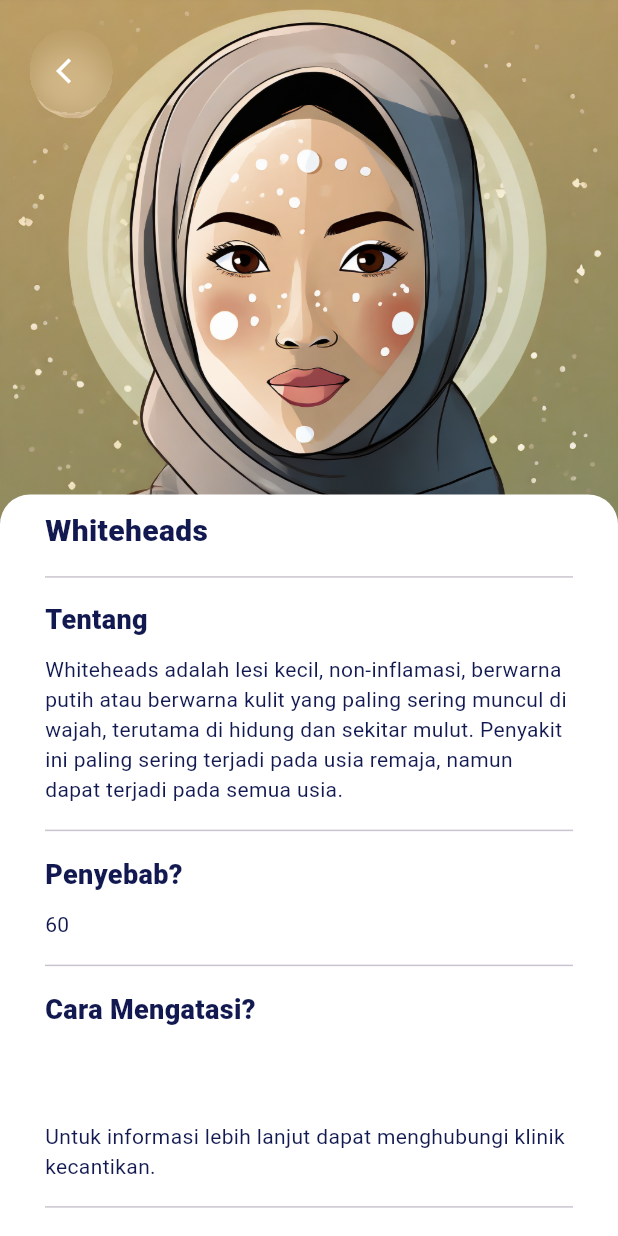
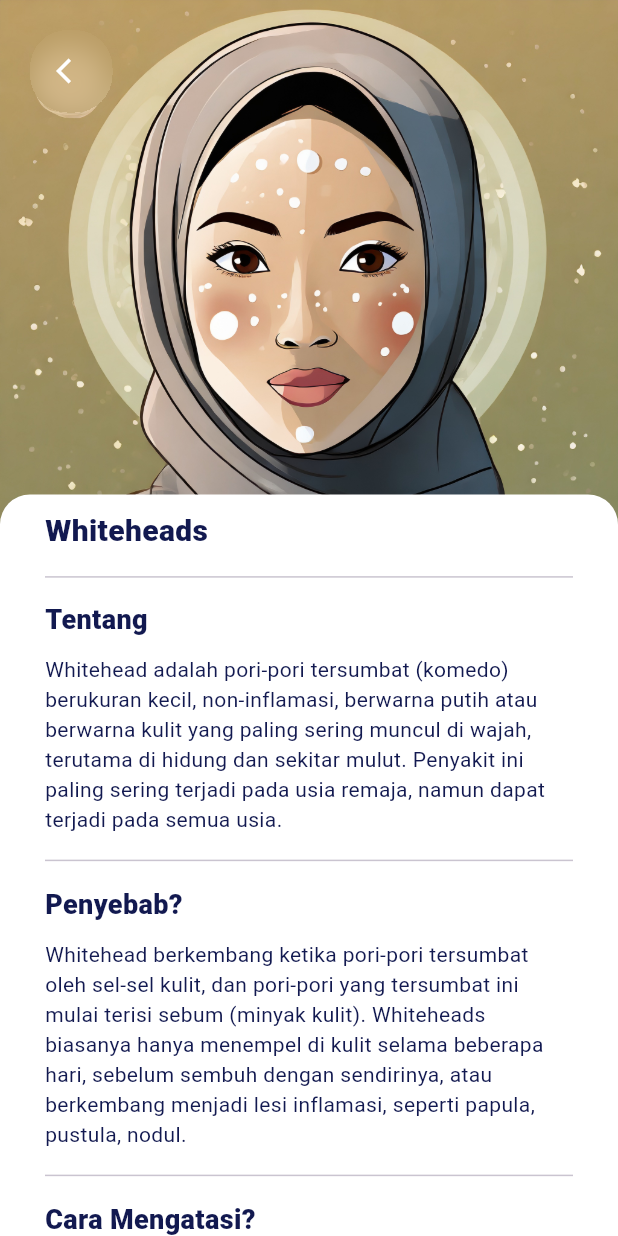
Before and after one commit to Pujidhiyanabila/acne_detection, a Flutter app: the CategoryScreen screen opened by its route, after a tap on "Whiteheads", on a phone screen of 412 x 824 dp. Run offline on Flutter 3.47's test engine with Material 3 defaults, Android fonts, the phone set to English and light mode, and no system bars; our stand-ins replace camera, curved_navigation_bar, image_picker; Roboto replaces fonts that are missing (avenir).

Commit message:
PenjelasanTentangJerawat

```diff
--- a/acne_detection/lib/ViewModel/Category_View_Model.dart
+++ b/acne_detection/lib/ViewModel/Category_View_Model.dart
@@ -18,19 +18,19 @@ class CategoryViewModel with ChangeNotifier {
       id: 1,
       name: 'Blackheads',
       img: 'Assets/Images/Blackheads.jpg',
-      about: 'Blackheads adalah pori-pori tersumbat kecil, tidak inflamasi , berwarna hitam atau coklat yang paling sering muncul di wajah.',
+      about: 'Blackhead adalah pori-pori tersumbat kecil, non-inflamasi , berwarna hitam atau coklat yang paling sering muncul di wajah.',
       reason: 'Penyakit ini berkembang ketika pori-pori tersumbat sebagian dan mulai terisi minyak kulit. Karena pori-pori yang tersumbat hanya sebagian, oksigen dari udara merembes masuk dan bereaksi dengan melanin pada pori-pori yang tersumbat, inilah yang menyebabkan warna hitam atau coklat yang kita lihat pada komedo.',
-      overcome: 'Cara terbaik menangani komedo adalah dengan mencegahnya terlebih dahulu dengan cara yang tepat . Setelah Anda memilikinya, komedo akan sulit dihilangkan, dan metode manual apa pun yang Anda gunakan untuk menghilangkannya, seperti strip Biore atau ekstraksi komedo manual di kantor ahli kecantikan.',
-      info: 'acne.org',
+      overcome: 'Mengatasi Blackhead adalah dengan menggunakan senyawa asam salisilat karena bahan tersebut membantu menghilangkan lapisan atas kulit yang rusak, melakukan eksfoliasi secara rutin sebanyak dua sampai tiga kali dalam satu minggu untuk membantu mengangkat sel kulit mati dari permukaan kulit wajah, menggunakan masker wajah, melakukan chemical peeling, menjaga kulit tetap lembap dan terhidrasi, melakukan Perawatan ke Profesional.',
+      info: 'acne.org & halodoc',
     ),
     CategoryModel(
       id: 2,
       name: 'Whiteheads',
       img: 'Assets/Images/Whiteheads.jpg',
-      about: 'Whiteheads adalah lesi kecil, non-inflamasi, berwarna putih atau berwarna kulit yang paling sering muncul di wajah, terutama di hidung dan sekitar mulut. Penyakit ini paling sering terjadi pada usia remaja, namun dapat terjadi pada semua usia.',
-      reason: '60',
-      overcome: '',
-      info: 'acne.org',
+      about: 'Whitehead adalah pori-pori tersumbat (komedo) berukuran kecil, non-inflamasi, berwarna putih atau berwarna kulit yang paling sering muncul di wajah, terutama di hidung dan sekitar mulut. Penyakit ini paling sering terjadi pada usia remaja, namun dapat terjadi pada semua usia.',
+      reason: 'Whitehead berkembang ketika pori-pori tersumbat oleh sel-sel kulit, dan pori-pori yang tersumbat ini mulai terisi sebum (minyak kulit). Whiteheads biasanya hanya menempel di kulit selama beberapa hari, sebelum sembuh dengan sendirinya, atau berkembang menjadi lesi inflamasi, seperti papula, pustula, nodul.',
+      overcome: 'Mengatasi whitehead adalah dengan menggunakan senyawa asam salisilat karena bahan tersebut membantu menghilangkan lapisan atas kulit yang rusak, menggunakan asam azelaic karena dapat membersihkan pori-pori dari bakteri yang mungkin menyebabkan iritasi atau berjerawat lalu dapat mendorong regenerasi sel sehingga kulit sembuh lebih cepat sehingga risiko bekas komedo dapat berkurang, mengatasi whitehead dengan pengelupasan kimiawi (chemical peeling) dengan melibatkan larutan kimia ringan untuk menghilangkan lapisan kulit dan mengurangi whitehead, memaparkan kulit wajah ke uap hangat dapat mendorong pori-pori tersumbat jadi terbuka, mengatasi whitehead oatmeal scrub, penggunaan obat resep dokter spesialis kulit, melakukan prosedur medis.',
+      info: 'acne.org & halodoc',
     ),
     CategoryModel(
       id: 3,
@@ -38,8 +38,8 @@ class CategoryViewModel with ChangeNotifier {
       img: 'Assets/Images/Papules.jpg',
       about: 'Papules adalah lesi jerawat yang relatif kecil (kurang dari 5 mm), berwarna merah, dan sedikit meninggi yang biasanya muncul di wajah, leher, dada, punggung, bahu, dan lengan atas. Setelah beberapa hari, papules biasanya berisi nanah dan membentuk bagian tengah berwarna putih atau kuning, yang kemudian disebut pustules, yang dapat pecah.',
       reason: 'Papules terjadi ketika pori-pori tersumbat, dan minyak kulit yang biasanya mengalir ke permukaan terperangkap di dalamnya. Bakteri jerawat kemudian tumbuh di dalam minyak kulit yang terperangkap, dan lesi menjadi merah, nyeri, dan menonjol yang disebut papules.',
-      overcome: 'Jangan Pernah Mencoba Meletuskan Papules: Tunggu hingga papula berisi nanah dan bagian tengahnya berwarna putih atau kuning sebelum mencoba meletuskannya.',
-      info: 'acne.org',
+      overcome: 'Jangan pernah mencoba meletuskan papules, tunggu hingga papula berisi nanah dan bagian tengahnya berwarna putih atau kuning sebelum mencoba meletuskannya, konsultasi dengan dokter spesialis kulit, carilah kandungan skincare yang ada zat sulfur, benzoil peroksida dan asam salisilat.',
+      info: 'acne.org & halodoc',
     ),
     CategoryModel(
       id: 4,
@@ -47,26 +47,26 @@ class CategoryViewModel with ChangeNotifier {
       img: 'Assets/Images/Pustules.jpg',
       about: 'Pustules adalah apa yang biasa disebut orang sebagai “jerawat”. Bentuknya relatif kecil (kurang dari 5 mm), meradang (merah), lesi jerawat menonjol dengan bagian tengah berwarna putih atau kuning yang terletak terutama di wajah, leher, punggung, bahu, dan lengan atas.',
       reason: 'Penyakit ini berkembang ketika pori-pori tersumbat, dan minyak kulit yang biasanya mengalir ke permukaan menjadi terperangkap. Bakteri kemudian tumbuh di dalam minyak kulit yang terperangkap, dan lesi menjadi lesi merah, nyeri, dan menonjol yang disebut papules. Bila papula berisi nanah dan menjadi kepala berwarna putih atau kuning, maka disebut pustules. Jika tidak disentuh, pustules akan tetap berada di kulit selama beberapa hari, setelah itu kepala pustula akan pecah dan mengeluarkan nanah ke permukaan kulit atau tubuh menyerap nanah tersebut.',
-      overcome: '',
-      info: 'acne.org',
+      overcome: 'Jerawat pustules biasanya bisa sembuh dengan sendirinya jika dibiarkan, namun jika menggangu maka lakukan perawatan topikal, terapi fotodinamik, konsultasi dengan dokter spesialis kulit.',
+      info: 'acne.org & halodoc',
     ),
     CategoryModel(
       id: 5,
       name: 'Nodules',
       img: 'Assets/Images/Nodules.jpg',
       about: 'Nodules adalah jerawat berukuran besar (diameter lebih dari 5 mm), berwarna merah, benjolan nyeri yang terbentuk setelah pori kulit pecah dan mengeluarkan isinya jauh ke dalam kulit. Jerawat ini merupakan lesi fibrosa yang tidak mengandung nanah dan merupakan bagian dari jenis jerawat parah yang disebut jerawat “nodulokistik”, sering kali hanya disebut sebagai “ jerawat kistik ”.',
-      reason: '',
-      overcome: 'Jangan Mencoba Meletus! Memunculkan nodul tidak ada gunanya karena padat. Mencoba memecahkan bintil dapat merusak kulit, menyebabkan lebih banyak peradangan dan jaringan parut. Jangan pernah mencoba memecahkan bintil.',
-      info: 'acne.org',
+      reason: 'Nodules terbentuk ketika dinding pori hancur total. Penghancuran total dinding pori-pori menyebabkan pelepasan isi pori-pori ke area kulit yang lebih dalam. Karena parahnya pecahnya, tubuh merespons dengan peradangan dalam jumlah besar, yang menyebabkan terbentuknya bintil besar.',
+      overcome: 'Jangan mencoba meletus! memunculkan nodul tidak ada gunanya karena padat. Mencoba memecahkan bintil dapat merusak kulit, menyebabkan lebih banyak peradangan dan jaringan parut. Pilihan pengobatan: Benzoil peroksida, Isotretinoin, Antibiotik oral, Suntikan kortison, Krioterapi, Terapi fotodinamik, dan Perawatan hormonal.',
+      info: 'acne.org & halodoc',
     ),
     CategoryModel(
       id: 5,
       name: 'Dark Spot',
       img: 'Assets/Images/BukanJerawat.jpg',
-      about: 'Dart Spot adalah bekas jerawat, luka atau dll. Dark Spot bukan merupakan jerawat',
-      reason: '',
-      overcome: '',
-      info: '',
+      about: 'Dart Spot adalah bekas jerawat, luka atau dll, dark spot bukan merupakan jerawat.',
+      reason: 'Bekas jerawat biasanya terjadi ketika ada jaringan kulit yang hilang saat jerawat pecah, bekas jerawat pada akhirnya akan membaik. Perubahan warna dan bekas luka bopeng dapat diperbaiki seiring waktu dengan teknik perawatan kulit yang tepat.',
+      overcome: 'Menghilangkan bekas jerawat dengan berbagai bahan alami penghilang bekas jerawat, seperti lemon, lidah buaya, hingga kentang.',
+      info: 'halodoc',
     ),
   ];
 
--- a/acne_detection/lib/Views/Detail_Screen.dart
+++ b/acne_detection/lib/Views/Detail_Screen.dart
@@ -174,17 +174,6 @@ class _DetailScreenState extends State<DetailScreen> {
                           .bodyText2!
                           .copyWith(color: ColorStyles.textColor),
                     ),
-                    const SizedBox(
-                      height: 30,
-                    ),
-                    Text(
-                      'Untuk informasi lebih lanjut dapat menghubungi klinik kecantikan.',
-                      style: Theme
-                          .of(context)
-                          .textTheme
-                          .bodyText2!
-                          .copyWith(color: ColorStyles.textColor),
-                    ),
                     const Padding(
                       padding: EdgeInsets.symmetric(vertical: 15),
                       child: Divider(
--- a/acne_detection/lib/Widgets/Search_Widget.dart
+++ b/acne_detection/lib/Widgets/Search_Widget.dart
@@ -19,19 +19,19 @@ class _SearchWidgetState extends State<SearchWidget> {
       id: 1,
       name: 'Blackheads',
       img: 'Assets/Images/Blackheads.jpg',
-      about: 'Blackheads adalah pori-pori tersumbat kecil, tidak inflamasi , berwarna hitam atau coklat yang paling sering muncul di wajah.',
+      about: 'Blackhead adalah pori-pori tersumbat kecil, non-inflamasi , berwarna hitam atau coklat yang paling sering muncul di wajah.',
       reason: 'Penyakit ini berkembang ketika pori-pori tersumbat sebagian dan mulai terisi minyak kulit. Karena pori-pori yang tersumbat hanya sebagian, oksigen dari udara merembes masuk dan bereaksi dengan melanin pada pori-pori yang tersumbat, inilah yang menyebabkan warna hitam atau coklat yang kita lihat pada komedo.',
-      overcome: 'Cara terbaik menangani komedo adalah dengan mencegahnya terlebih dahulu dengan cara yang tepat . Setelah Anda memilikinya, komedo akan sulit dihilangkan, dan metode manual apa pun yang Anda gunakan untuk menghilangkannya, seperti strip Biore atau ekstraksi komedo manual di kantor ahli kecantikan.',
-      info: 'acne.org',
+      overcome: 'Mengatasi Blackhead adalah dengan menggunakan senyawa asam salisilat karena bahan tersebut membantu menghilangkan lapisan atas kulit yang rusak, melakukan eksfoliasi secara rutin sebanyak dua sampai tiga kali dalam satu minggu untuk membantu mengangkat sel kulit mati dari permukaan kulit wajah, menggunakan masker wajah, melakukan chemical peeling, menjaga kulit tetap lembap dan terhidrasi, melakukan Perawatan ke Profesional.',
+      info: 'acne.org & halodoc',
     ),
     CategoryModel(
       id: 2,
       name: 'Whiteheads',
       img: 'Assets/Images/Whiteheads.jpg',
-      about: 'Whiteheads adalah lesi kecil, non-inflamasi, berwarna putih atau berwarna kulit yang paling sering muncul di wajah, terutama di hidung dan sekitar mulut. Penyakit ini paling sering terjadi pada usia remaja, namun dapat terjadi pada semua usia.',
-      reason: '60',
-      overcome: '',
-      info: 'acne.org',
+      about: 'Whitehead adalah pori-pori tersumbat (komedo) berukuran kecil, non-inflamasi, berwarna putih atau berwarna kulit yang paling sering muncul di wajah, terutama di hidung dan sekitar mulut. Penyakit ini paling sering terjadi pada usia remaja, namun dapat terjadi pada semua usia.',
+      reason: 'Whitehead berkembang ketika pori-pori tersumbat oleh sel-sel kulit, dan pori-pori yang tersumbat ini mulai terisi sebum (minyak kulit). Whiteheads biasanya hanya menempel di kulit selama beberapa hari, sebelum sembuh dengan sendirinya, atau berkembang menjadi lesi inflamasi, seperti papula, pustula, nodul.',
+      overcome: 'Mengatasi whitehead adalah dengan menggunakan senyawa asam salisilat karena bahan tersebut membantu menghilangkan lapisan atas kulit yang rusak, menggunakan asam azelaic karena dapat membersihkan pori-pori dari bakteri yang mungkin menyebabkan iritasi atau berjerawat lalu dapat mendorong regenerasi sel sehingga kulit sembuh lebih cepat sehingga risiko bekas komedo dapat berkurang, mengatasi whitehead dengan pengelupasan kimiawi (chemical peeling) dengan melibatkan larutan kimia ringan untuk menghilangkan lapisan kulit dan mengurangi whitehead, memaparkan kulit wajah ke uap hangat dapat mendorong pori-pori tersumbat jadi terbuka, mengatasi whitehead oatmeal scrub, penggunaan obat resep dokter spesialis kulit, melakukan prosedur medis.',
+      info: 'acne.org & halodoc',
     ),
     CategoryModel(
       id: 3,
@@ -39,8 +39,8 @@ class _SearchWidgetState extends State<SearchWidget> {
       img: 'Assets/Images/Papules.jpg',
       about: 'Papules adalah lesi jerawat yang relatif kecil (kurang dari 5 mm), berwarna merah, dan sedikit meninggi yang biasanya muncul di wajah, leher, dada, punggung, bahu, dan lengan atas. Setelah beberapa hari, papules biasanya berisi nanah dan membentuk bagian tengah berwarna putih atau kuning, yang kemudian disebut pustules, yang dapat pecah.',
       reason: 'Papules terjadi ketika pori-pori tersumbat, dan minyak kulit yang biasanya mengalir ke permukaan terperangkap di dalamnya. Bakteri jerawat kemudian tumbuh di dalam minyak kulit yang terperangkap, dan lesi menjadi merah, nyeri, dan menonjol yang disebut papules.',
-      overcome: 'Jangan Pernah Mencoba Meletuskan Papules: Tunggu hingga papula berisi nanah dan bagian tengahnya berwarna putih atau kuning sebelum mencoba meletuskannya.',
-      info: 'acne.org',
+      overcome: 'Jangan pernah mencoba meletuskan papules, tunggu hingga papula berisi nanah dan bagian tengahnya berwarna putih atau kuning sebelum mencoba meletuskannya, konsultasi dengan dokter spesialis kulit, carilah kandungan skincare yang ada zat sulfur, benzoil peroksida dan asam salisilat.',
+      info: 'acne.org & halodoc',
     ),
     CategoryModel(
       id: 4,
@@ -48,26 +48,26 @@ class _SearchWidgetState extends State<SearchWidget> {
       img: 'Assets/Images/Pustules.jpg',
       about: 'Pustules adalah apa yang biasa disebut orang sebagai “jerawat”. Bentuknya relatif kecil (kurang dari 5 mm), meradang (merah), lesi jerawat menonjol dengan bagian tengah berwarna putih atau kuning yang terletak terutama di wajah, leher, punggung, bahu, dan lengan atas.',
       reason: 'Penyakit ini berkembang ketika pori-pori tersumbat, dan minyak kulit yang biasanya mengalir ke permukaan menjadi terperangkap. Bakteri kemudian tumbuh di dalam minyak kulit yang terperangkap, dan lesi menjadi lesi merah, nyeri, dan menonjol yang disebut papules. Bila papula berisi nanah dan menjadi kepala berwarna putih atau kuning, maka disebut pustules. Jika tidak disentuh, pustules akan tetap berada di kulit selama beberapa hari, setelah itu kepala pustula akan pecah dan mengeluarkan nanah ke permukaan kulit atau tubuh menyerap nanah tersebut.',
-      overcome: '',
-      info: 'acne.org',
+      overcome: 'Jerawat pustules biasanya bisa sembuh dengan sendirinya jika dibiarkan, namun jika menggangu maka lakukan perawatan topikal, terapi fotodinamik, konsultasi dengan dokter spesialis kulit.',
+      info: 'acne.org & halodoc',
     ),
     CategoryModel(
       id: 5,
       name: 'Nodules',
       img: 'Assets/Images/Nodules.jpg',
       about: 'Nodules adalah jerawat berukuran besar (diameter lebih dari 5 mm), berwarna merah, benjolan nyeri yang terbentuk setelah pori kulit pecah dan mengeluarkan isinya jauh ke dalam kulit. Jerawat ini merupakan lesi fibrosa yang tidak mengandung nanah dan merupakan bagian dari jenis jerawat parah yang disebut jerawat “nodulokistik”, sering kali hanya disebut sebagai “ jerawat kistik ”.',
-      reason: '',
-      overcome: 'Jangan Mencoba Meletus! Memunculkan nodul tidak ada gunanya karena padat. Mencoba memecahkan bintil dapat merusak kulit, menyebabkan lebih banyak peradangan dan jaringan parut. Jangan pernah mencoba memecahkan bintil.',
-      info: 'acne.org',
+      reason: 'Nodules terbentuk ketika dinding pori hancur total. Penghancuran total dinding pori-pori menyebabkan pelepasan isi pori-pori ke area kulit yang lebih dalam. Karena parahnya pecahnya, tubuh merespons dengan peradangan dalam jumlah besar, yang menyebabkan terbentuknya bintil besar.',
+      overcome: 'Jangan mencoba meletus! memunculkan nodul tidak ada gunanya karena padat. Mencoba memecahkan bintil dapat merusak kulit, menyebabkan lebih banyak peradangan dan jaringan parut. Pilihan pengobatan: Benzoil peroksida, Isotretinoin, Antibiotik oral, Suntikan kortison, Krioterapi, Terapi fotodinamik, dan Perawatan hormonal.',
+      info: 'acne.org & halodoc',
     ),
     CategoryModel(
       id: 5,
       name: 'Dark Spot',
       img: 'Assets/Images/BukanJerawat.jpg',
-      about: 'Dart Spot adalah bekas jerawat, luka atau dll. Dark Spot bukan merupakan jerawat',
-      reason: '',
-      overcome: '',
-      info: '',
+      about: 'Dart Spot adalah bekas jerawat, luka atau dll, dark spot bukan merupakan jerawat.',
+      reason: 'Bekas jerawat biasanya terjadi ketika ada jaringan kulit yang hilang saat jerawat pecah, bekas jerawat pada akhirnya akan membaik. Perubahan warna dan bekas luka bopeng dapat diperbaiki seiring waktu dengan teknik perawatan kulit yang tepat.',
+      overcome: 'Menghilangkan bekas jerawat dengan berbagai bahan alami penghilang bekas jerawat, seperti lemon, lidah buaya, hingga kentang.',
+      info: 'halodoc',
     ),
   ];
 
--- a/acne_detection/lib/Widgets/Terbaik_Widget.dart
+++ b/acne_detection/lib/Widgets/Terbaik_Widget.dart
@@ -29,7 +29,7 @@ class _HasilTerbaikWidgetState extends State<HasilTerbaikWidget> {
                 ),
                 const SizedBox(height: 4),
                 const Text(
-                  'Ambil gambar dengan tinggi 720 cm dan lebar 480 cm',
+                  'Ambil gambar dengan ukuran 720x480 pixel',
                   maxLines: 2,
                   style:
                   TextStyle(
```
